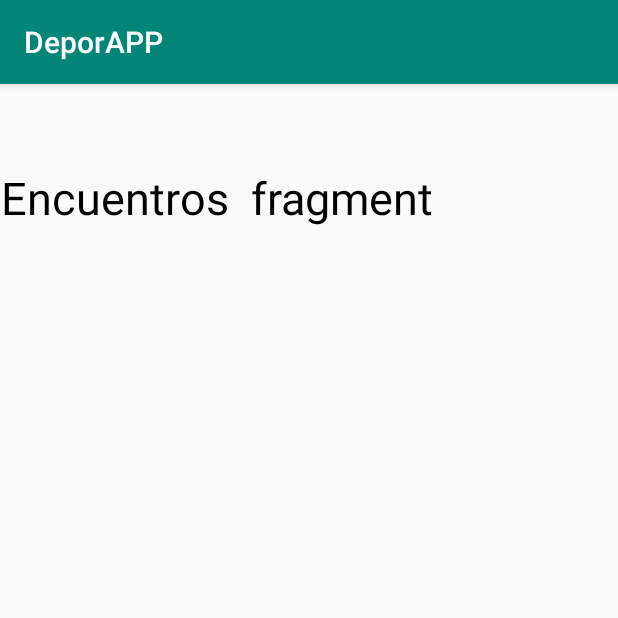
After one commit to n0g4y0/DeporAPP, an Android app: the fragment GamesFragment shown on its own in the app's theme, on a phone screen of 412 x 824 dp, the top half of it. The commit adds this screen. Run offline under Robolectric (Android 15) with nearby library versions, the phone set to English and light mode, and no system bars.

Commit message:
agregando TABS FRAGMENT, al activity Inicio, ademas se crearon 2 Fragments, que representan INICIO y ENCUENTROS.

```diff
--- /dev/null
+++ b/app/src/main/java/io/github/n0g4y0/deporapp/GamesFragment.kt
@@ -0,0 +1,22 @@
+package io.github.n0g4y0.deporapp
+
+
+import android.os.Bundle
+import androidx.fragment.app.Fragment
+import android.view.LayoutInflater
+import android.view.View
+import android.view.ViewGroup
+
+
+class GamesFragment : Fragment() {
+
+    override fun onCreateView(
+        inflater: LayoutInflater, container: ViewGroup?,
+        savedInstanceState: Bundle?
+    ): View? {
+        // Inflate the layout for this fragment
+        return inflater.inflate(R.layout.fragment_games, container, false)
+    }
+
+
+}
--- /dev/null
+++ b/app/src/main/res/layout/fragment_games.xml
@@ -0,0 +1,19 @@
+<?xml version="1.0" encoding="utf-8"?>
+<FrameLayout xmlns:android="http://schemas.android.com/apk/res/android"
+             xmlns:tools="http://schemas.android.com/tools"
+             android:layout_width="match_parent"
+             android:layout_height="match_parent"
+             tools:context=".GamesFragment">
+
+    <!-- TODO: Update blank fragment layout -->
+    <TextView
+            android:text="Encuentros  fragment"
+            android:textColor="@android:color/black"
+            android:textSize="30sp"
+            android:layout_marginTop="55dp"
+            android:layout_centerHorizontal="true"
+            android:gravity="center"
+            android:layout_width="wrap_content"
+            android:layout_height="wrap_content"/>
+
+</FrameLayout>
--- a/app/src/main/res/values/strings.xml
+++ b/app/src/main/res/values/strings.xml
@@ -9,4 +9,7 @@
     <string name="nav_header_desc">Navigation header</string>
     <string name="action_settings">Settings</string>
 
+    <!-- TODO: Remove or change this placeholder text -->
+    <string name="hello_blank_fragment">Hello blank fragment</string>
+
 </resources>
```
Also changed, not shown: app/src/main/java/io/github/n0g4y0/deporapp/HomeFragment.kt (added, +22 -0 lines), app/src/main/java/io/github/n0g4y0/deporapp/MainActivity.kt (+51 -1 lines), app/src/main/res/layout/content_menu.xml (+13 -0 lines), app/src/main/res/layout/fragment_home.xml (added, +19 -0 lines).
